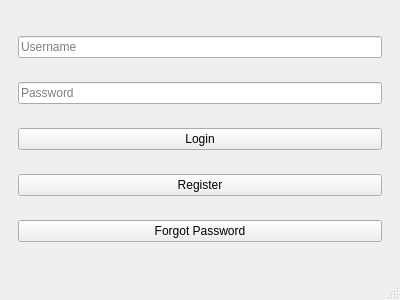
First picture: the form in testUserLoginProcedure/testUserLoginProcedure/mainwindow.ui, repository jentimanatol/QT, before the edit.
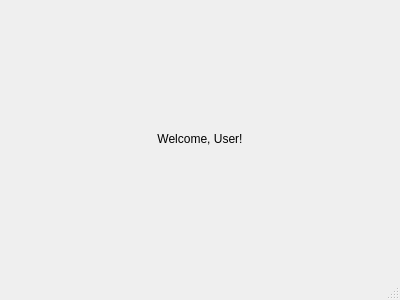
Second picture: the form after the edit. The open tabs and pages were chosen to show the change.

Patch:
```diff
--- a/testUserLoginProcedure/testUserLoginProcedure/mainwindow.ui
+++ b/testUserLoginProcedure/testUserLoginProcedure/mainwindow.ui
@@ -127,6 +127,20 @@
         </item>
        </layout>
       </widget>
+      <widget class="QWidget" name="welcomePage">
+       <layout class="QVBoxLayout" name="verticalLayout_4">
+        <item>
+         <widget class="QLabel" name="welcomeLabel">
+          <property name="text">
+           <string>Welcome, User!</string>
+          </property>
+          <property name="alignment">
+           <set>Qt::AlignCenter</set>
+          </property>
+         </widget>
+        </item>
+       </layout>
+      </widget>
      </widget>
     </item>
    </layout>
```
